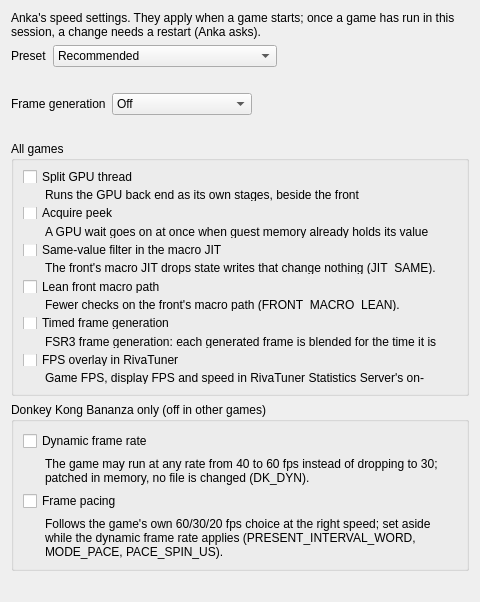
Above: src/yuzu/configuration/configure_nx2perf.ui from EddizEge/Anka before the change. Below: the same form after it.
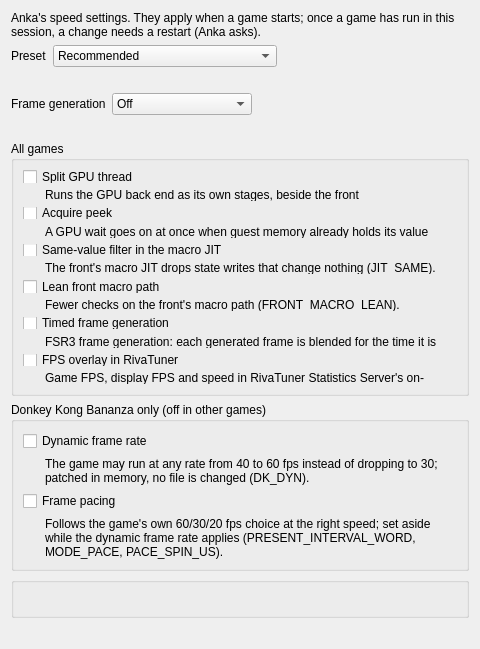
That is the form after the change.

Commit message:
qt: The Anka tab's "Anka's second core" section
A group under the game group, its rows built from SecondCoreOptions: a box
with its text under it (as the boxes above), or a label with a number or a
choice on one line (as Preset). One quiet line under the title, in the
placeholder colour: the options are used only when a game starts on the
second core, and presets don't change them. The values are kept in the
[Anka] group of qt-config.ini (UISettings::values.second_core) and saved on
Apply / OK; the "no effect" notes stay with the main core's settings.

What changed in the file:
```diff
--- a/src/yuzu/configuration/configure_nx2perf.ui
+++ b/src/yuzu/configuration/configure_nx2perf.ui
@@ -351,6 +351,22 @@
      </layout>
     </widget>
    </item>
+   <item>
+    <widget class="QGroupBox" name="second_core">
+     <layout class="QVBoxLayout" name="second_core_layout">
+      <item>
+       <widget class="QLabel" name="second_core_text">
+        <property name="textFormat">
+         <enum>Qt::TextFormat::RichText</enum>
+        </property>
+        <property name="wordWrap">
+         <bool>true</bool>
+        </property>
+       </widget>
+      </item>
+     </layout>
+    </widget>
+   </item>
    <item>
     <widget class="QLabel" name="status">
      <property name="text">
```
The commit also changes 4 other files.
